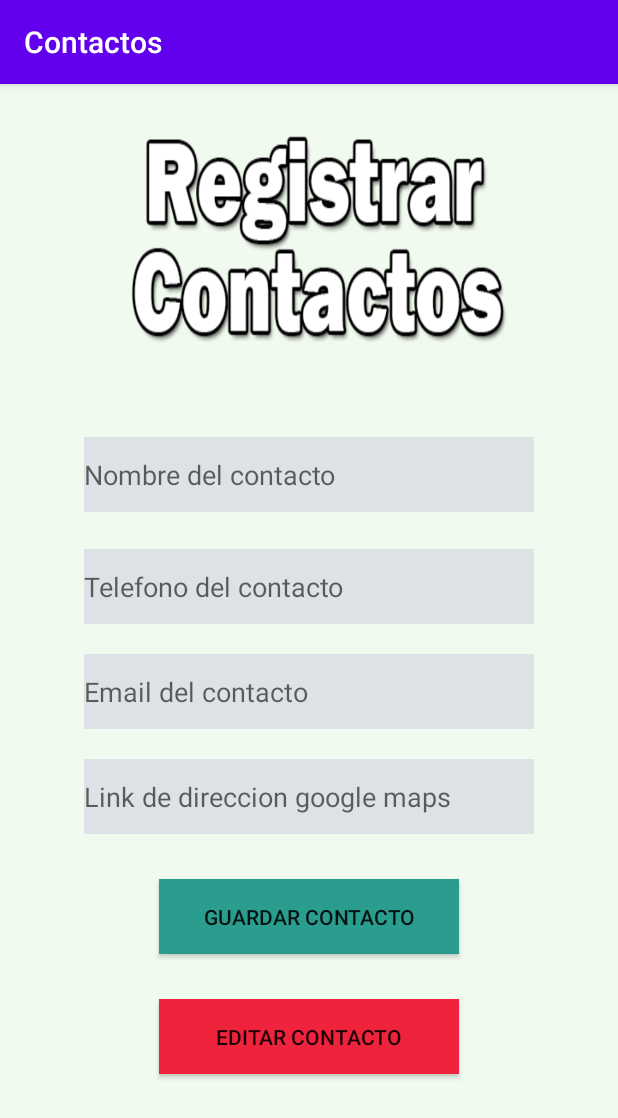
After one commit to Alane-Tc/Contactos_App, an Android app: the Add screen opened directly, with no data from a screen before it, on a phone screen of 412 x 824 dp. The commit adds this screen. Shown: the top 1118 px of the screen. Run offline under Robolectric (Android 15) with nearby library versions, the phone set to English and light mode, and no system bars.

Commit message:
New files and modified files

```diff
--- a/app/build.gradle
+++ b/app/build.gradle
@@ -30,6 +30,7 @@ dependencies {
     implementation 'androidx.core:core-ktx:1.3.2'
     implementation 'androidx.appcompat:appcompat:1.2.0'
     implementation 'androidx.constraintlayout:constraintlayout:2.0.2'
+    implementation 'androidx.legacy:legacy-support-v4:1.0.0'
     testImplementation 'junit:junit:4.12'
     androidTestImplementation 'androidx.test.ext:junit:1.1.2'
     androidTestImplementation 'androidx.test.espresso:espresso-core:3.3.0'
--- a/app/src/main/AndroidManifest.xml
+++ b/app/src/main/AndroidManifest.xml
@@ -9,7 +9,9 @@
         android:roundIcon="@mipmap/ic_launcher_round"
         android:supportsRtl="true"
         android:theme="@style/AppTheme">
-        <activity android:name=".Menu"></activity>
+        <activity android:name=".EditContact"></activity>
+        <activity android:name=".Add" />
+        <activity android:name=".Menu" />
         <activity android:name=".MainActivity">
             <intent-filter>
                 <action android:name="android.intent.action.MAIN" />
--- /dev/null
+++ b/app/src/main/java/com/tecmilenio/contactos/Add.kt
@@ -0,0 +1,11 @@
+package com.tecmilenio.contactos
+
+import androidx.appcompat.app.AppCompatActivity
+import android.os.Bundle
+
+class Add : AppCompatActivity() {
+    override fun onCreate(savedInstanceState: Bundle?) {
+        super.onCreate(savedInstanceState)
+        setContentView(R.layout.activity_add)
+    }
+}
--- /dev/null
+++ b/app/src/main/res/layout/activity_add.xml
@@ -0,0 +1,79 @@
+<?xml version="1.0" encoding="utf-8"?>
+<RelativeLayout xmlns:android="http://schemas.android.com/apk/res/android"
+    xmlns:app="http://schemas.android.com/apk/res-auto"
+    xmlns:tools="http://schemas.android.com/tools"
+    android:layout_width="match_parent"
+    android:layout_height="match_parent"
+    android:background="@color/Fondo"
+    tools:context=".Add">
+
+
+    <ImageView
+        android:id="@+id/Imagen_add"
+        android:layout_width="300dp"
+        android:layout_height="200dp"
+        android:background="@drawable/logo3"
+        android:layout_centerHorizontal="true"
+        />
+
+    <EditText
+        android:id="@+id/name_contact"
+        android:layout_width="300dp"
+        android:layout_height="50dp"
+        android:hint="Nombre del contacto"
+        android:layout_marginTop="235dp"
+        android:layout_centerHorizontal="true"
+        android:background="@color/Color_users"
+         />
+
+    <EditText
+        android:id="@+id/telephone_contact"
+        android:layout_width="300dp"
+        android:layout_height="50dp"
+        android:hint="Telefono del contacto"
+        android:layout_marginTop="310dp"
+        android:layout_centerHorizontal="true"
+        android:background="@color/Color_users"
+        />
+
+    <EditText
+        android:id="@+id/email_contact"
+        android:layout_width="300dp"
+        android:layout_height="50dp"
+        android:hint="Email del contacto"
+        android:layout_marginTop="380dp"
+        android:layout_centerHorizontal="true"
+        android:background="@color/Color_users"
+        />
+
+    <EditText
+        android:id="@+id/adress_contact"
+        android:layout_width="300dp"
+        android:layout_height="50dp"
+        android:hint="Link de direccion google maps"
+        android:layout_marginTop="450dp"
+        android:layout_centerHorizontal="true"
+        android:background="@color/Color_users"
+        />
+
+    <Button
+        android:id="@+id/Btn_save"
+        android:layout_width="200dp"
+        android:layout_height="50dp"
+        android:text="Guardar Contacto"
+        android:layout_centerHorizontal="true"
+        android:layout_marginTop="530dp"
+        android:background="@color/Color_save"
+        />
+
+    <Button
+        android:id="@+id/Btn_edit"
+        android:layout_width="200dp"
+        android:layout_height="50dp"
+        android:text="Editar Contacto"
+        android:layout_centerHorizontal="true"
+        android:layout_marginTop="610dp"
+        android:background="@color/Color_edit"
+        />
+
+</RelativeLayout>
--- a/app/src/main/res/values/colors.xml
+++ b/app/src/main/res/values/colors.xml
@@ -5,4 +5,7 @@
     <color name="colorAccent">#03DAC5</color>
     <color name="Fondo">#f1faee</color> /*#fcbf49 AMARILLO BOLUDO*/
     <color name="Color_boton">#81b29a</color>
+    <color name="Color_users">#dee2e6</color>
+    <color name="Color_save">#2a9d8f</color>
+    <color name="Color_edit">#ef233c</color>
 </resources>
--- a/app/src/main/res/values/strings.xml
+++ b/app/src/main/res/values/strings.xml
@@ -1,3 +1,5 @@
 <resources>
     <string name="app_name">Contactos</string>
+    <!-- TODO: Remove or change this placeholder text -->
+    <string name="hello_blank_fragment">Hello blank fragment</string>
 </resources>
```
Also changed, not shown: app/src/main/java/com/tecmilenio/contactos/EditContact.kt (added, +11 -0 lines), app/src/main/java/com/tecmilenio/contactos/Menu.kt (+13 -0 lines), app/src/main/res/layout/activity_edit_contact.xml (added, +31 -0 lines), app/src/main/res/layout/activity_menu.xml (+6 -6 lines).
